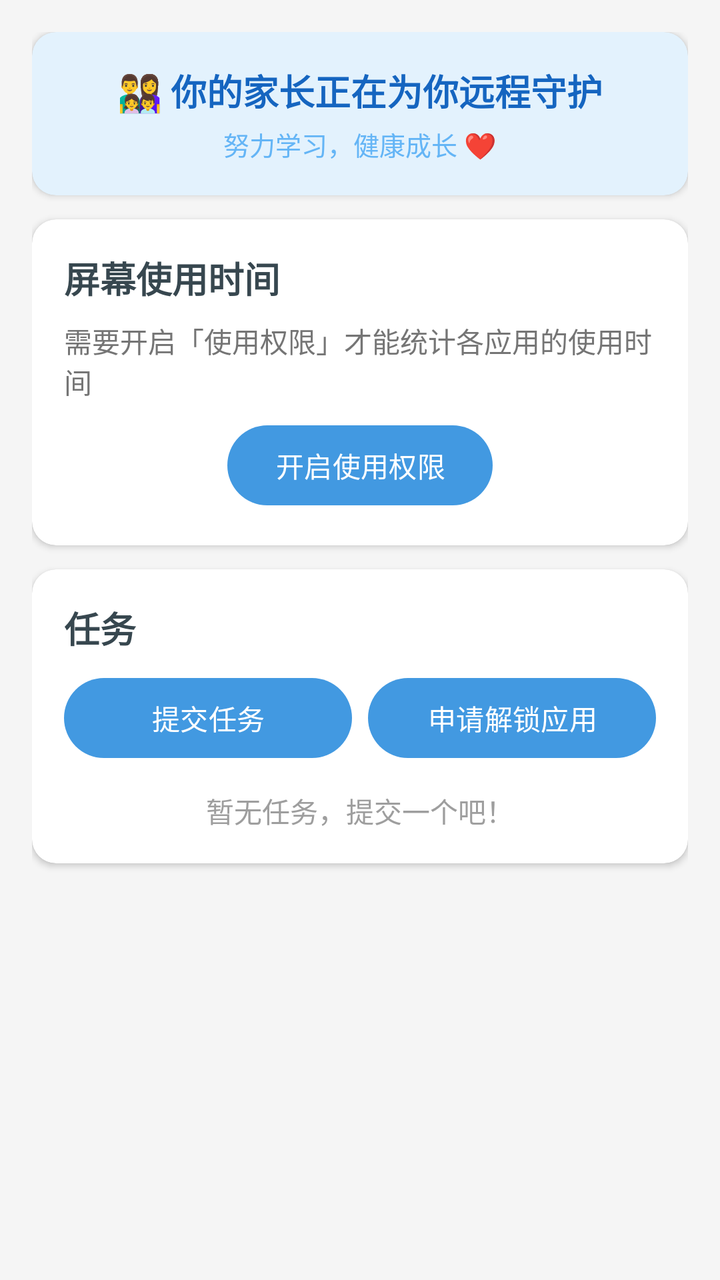
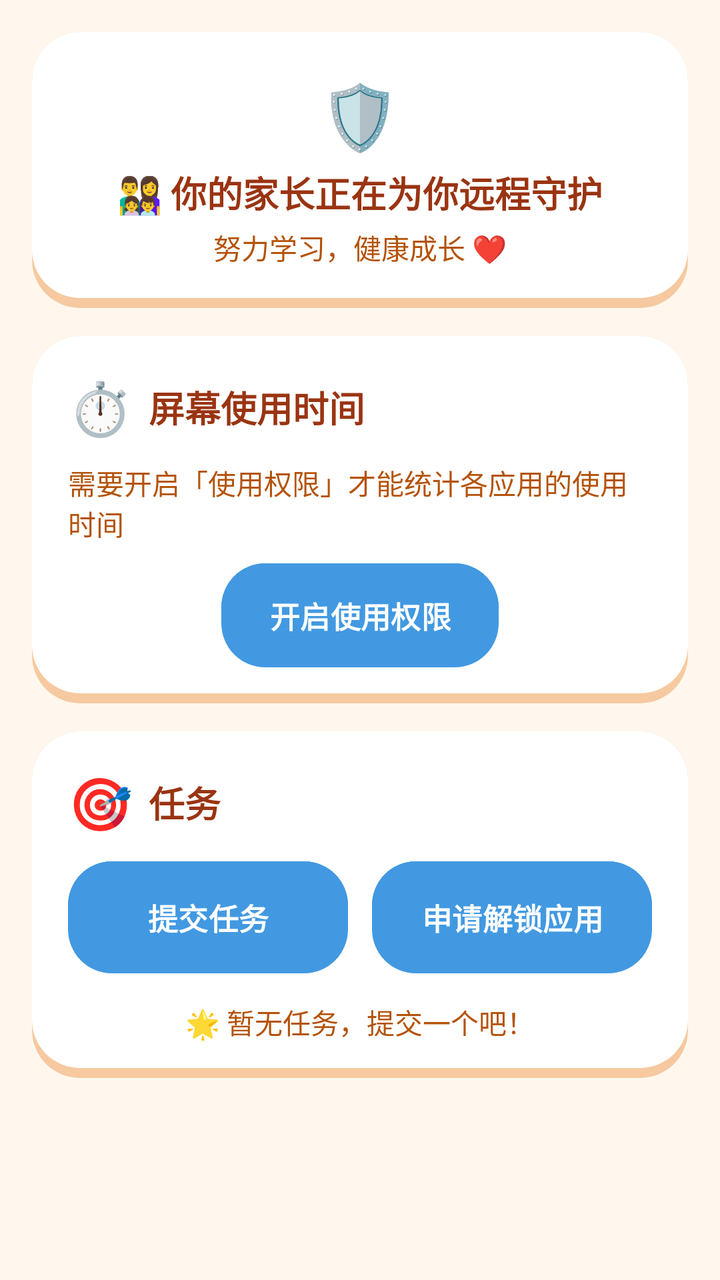

Screens rendered from an Android XML layout before and after an edit, with the pre-edit source and the edit as a unified diff.
<!-- AndroidManifest.xml: application theme Theme.KidShield -->
<!-- res/layout/activity_child_dashboard.xml -->
<?xml version="1.0" encoding="utf-8"?>
<ScrollView xmlns:android="http://schemas.android.com/apk/res/android"
    xmlns:app="http://schemas.android.com/apk/res-auto"
    android:layout_width="match_parent"
    android:layout_height="match_parent"
    android:background="#F5F5F5">

    <LinearLayout
        android:layout_width="match_parent"
        android:layout_height="wrap_content"
        android:orientation="vertical"
        android:padding="16dp">

        
        <androidx.cardview.widget.CardView
            android:id="@+id/card_banner"
            android:layout_width="match_parent"
            android:layout_height="wrap_content"
            android:layout_marginBottom="12dp"
            app:cardBackgroundColor="#E3F2FD"
            app:cardCornerRadius="12dp"
            app:cardElevation="2dp">

            <LinearLayout
                android:layout_width="match_parent"
                android:layout_height="wrap_content"
                android:gravity="center"
                android:orientation="vertical"
                android:padding="16dp">

                <TextView
                    android:id="@+id/textView_banner"
                    android:layout_width="wrap_content"
                    android:layout_height="wrap_content"
                    android:text="@string/parent_guardian_banner"
                    android:textColor="#1565C0"
                    android:textSize="18sp"
                    android:textStyle="bold" />

                <TextView
                    android:layout_width="wrap_content"
                    android:layout_height="wrap_content"
                    android:layout_marginTop="4dp"
                    android:text="@string/parent_guardian_banner_sub"
                    android:textColor="#64B5F6"
                    android:textSize="13sp" />
            </LinearLayout>
        </androidx.cardview.widget.CardView>

        
        <androidx.cardview.widget.CardView
            android:id="@+id/layout_location_warning"
            android:layout_width="match_parent"
            android:layout_height="wrap_content"
            android:layout_marginBottom="12dp"
            android:visibility="gone"
            app:cardBackgroundColor="#FFF3E0"
            app:cardCornerRadius="8dp"
            app:cardElevation="1dp">

            <LinearLayout
                android:layout_width="match_parent"
                android:layout_height="wrap_content"
                android:gravity="center"
                android:orientation="vertical"
                android:padding="12dp">

                <TextView
                    android:id="@+id/textView_location_status"
                    android:layout_width="wrap_content"
                    android:layout_height="wrap_content"
                    android:textColor="#E65100"
                    android:textSize="14sp"
                    android:textStyle="bold" />

                <TextView
                    android:layout_width="wrap_content"
                    android:layout_height="wrap_content"
                    android:layout_marginTop="4dp"
                    android:text="点击前往设置开启定位"
                    android:textColor="#BF360C"
                    android:textSize="12sp" />
            </LinearLayout>
        </androidx.cardview.widget.CardView>

        
        <androidx.cardview.widget.CardView
            android:layout_width="match_parent"
            android:layout_height="wrap_content"
            android:layout_marginBottom="12dp"
            app:cardBackgroundColor="#FFFFFF"
            app:cardCornerRadius="12dp"
            app:cardElevation="2dp">

            <LinearLayout
                android:layout_width="match_parent"
                android:layout_height="wrap_content"
                android:orientation="vertical"
                android:padding="16dp">

                <TextView
                    android:layout_width="wrap_content"
                    android:layout_height="wrap_content"
                    android:text="@string/screen_time_title"
                    android:textColor="#37474F"
                    android:textSize="18sp"
                    android:textStyle="bold" />

                
                <LinearLayout
                    android:id="@+id/layout_usage_permission"
                    android:layout_width="match_parent"
                    android:layout_height="wrap_content"
                    android:layout_marginTop="8dp"
                    android:gravity="center"
                    android:orientation="vertical">

                    <TextView
                        android:layout_width="wrap_content"
                        android:layout_height="wrap_content"
                        android:text="@string/usage_permission_hint"
                        android:textColor="#757575"
                        android:textSize="14sp" />

                    <Button
                        android:id="@+id/button_enable_usage"
                        android:layout_width="wrap_content"
                        android:layout_height="wrap_content"
                        android:layout_marginTop="8dp"
                        android:text="@string/enable_usage_permission" />
                </LinearLayout>

                
                <LinearLayout
                    android:id="@+id/layout_usage_stats"
                    android:layout_width="match_parent"
                    android:layout_height="wrap_content"
                    android:layout_marginTop="8dp"
                    android:orientation="vertical"
                    android:visibility="gone">

                    <TextView
                        android:id="@+id/textView_total_usage"
                        android:layout_width="wrap_content"
                        android:layout_height="wrap_content"
                        android:text="今日已使用 0分钟"
                        android:textColor="#1565C0"
                        android:textSize="16sp"
                        android:textStyle="bold" />

                    <androidx.recyclerview.widget.RecyclerView
                        android:id="@+id/recyclerView_usage"
                        android:layout_width="match_parent"
                        android:layout_height="wrap_content"
                        android:layout_marginTop="8dp"
                        android:nestedScrollingEnabled="false" />
                </LinearLayout>
            </LinearLayout>
        </androidx.cardview.widget.CardView>

        
        <androidx.cardview.widget.CardView
            android:layout_width="match_parent"
            android:layout_height="wrap_content"
            android:layout_marginBottom="12dp"
            app:cardBackgroundColor="#FFFFFF"
            app:cardCornerRadius="12dp"
            app:cardElevation="2dp">

            <LinearLayout
                android:layout_width="match_parent"
                android:layout_height="wrap_content"
                android:orientation="vertical"
                android:padding="16dp">

                <TextView
                    android:layout_width="wrap_content"
                    android:layout_height="wrap_content"
                    android:text="@string/missions"
                    android:textColor="#37474F"
                    android:textSize="18sp"
                    android:textStyle="bold" />

                <LinearLayout
                    android:layout_width="match_parent"
                    android:layout_height="wrap_content"
                    android:layout_marginTop="8dp"
                    android:orientation="horizontal">

                    <Button
                        android:id="@+id/button_submit_mission"
                        android:layout_width="0dp"
                        android:layout_height="wrap_content"
                        android:layout_marginEnd="4dp"
                        android:layout_weight="1"
                        android:text="@string/submit_task" />

                    <Button
                        android:id="@+id/button_request_unlock"
                        android:layout_width="0dp"
                        android:layout_height="wrap_content"
                        android:layout_marginStart="4dp"
                        android:layout_weight="1"
                        android:text="@string/request_unlock" />
                </LinearLayout>

                <ProgressBar
                    android:id="@+id/progressBar"
                    android:layout_width="wrap_content"
                    android:layout_height="wrap_content"
                    android:layout_gravity="center"
                    android:layout_marginTop="8dp"
                    android:visibility="gone" />

                <TextView
                    android:id="@+id/textView_no_missions"
                    android:layout_width="match_parent"
                    android:layout_height="wrap_content"
                    android:layout_marginTop="12dp"
                    android:gravity="center"
                    android:text="暂无任务，提交一个吧！"
                    android:textColor="#9E9E9E"
                    android:textSize="14sp" />

                <androidx.recyclerview.widget.RecyclerView
                    android:id="@+id/recyclerView_missions"
                    android:layout_width="match_parent"
                    android:layout_height="wrap_content"
                    android:layout_marginTop="8dp"
                    android:nestedScrollingEnabled="false"
                    android:visibility="gone" />
            </LinearLayout>
        </androidx.cardview.widget.CardView>

    </LinearLayout>
</ScrollView>
<!-- resources referenced by this layout -->
<resources>
  <!-- unchanged entries left out for length: 15 -->
</resources>

<!-- the commit's change to res/layout/activity_child_dashboard.xml (unified diff, before → after) -->
@@ -3,7 +3,7 @@
     xmlns:app="http://schemas.android.com/apk/res-auto"
     android:layout_width="match_parent"
     android:layout_height="match_parent"
-    android:background="#F5F5F5">
+    android:background="@color/kid_clay_bg">
 
     <LinearLayout
         android:layout_width="match_parent"
@@ -12,225 +12,252 @@
         android:padding="16dp">
 
         
-        <androidx.cardview.widget.CardView
+        <LinearLayout
             android:id="@+id/card_banner"
             android:layout_width="match_parent"
             android:layout_height="wrap_content"
-            android:layout_marginBottom="12dp"
-            app:cardBackgroundColor="#E3F2FD"
-            app:cardCornerRadius="12dp"
-            app:cardElevation="2dp">
-
-            <LinearLayout
-                android:layout_width="match_parent"
-                android:layout_height="wrap_content"
+            android:layout_marginBottom="14dp"
+            android:background="@drawable/bg_clay_card"
+            android:gravity="center"
+            android:orientation="vertical"
+            android:padding="20dp">
+
+            <TextView
+                android:layout_width="wrap_content"
+                android:layout_height="wrap_content"
+                android:text="🛡️"
+                android:textSize="32sp" />
+
+            <TextView
+                android:id="@+id/textView_banner"
+                android:layout_width="wrap_content"
+                android:layout_height="wrap_content"
+                android:layout_marginTop="4dp"
+                android:text="@string/parent_guardian_banner"
+                android:textColor="@color/kid_clay_text"
+                android:textSize="18sp"
+                android:textStyle="bold" />
+
+            <TextView
+                android:layout_width="wrap_content"
+                android:layout_height="wrap_content"
+                android:layout_marginTop="4dp"
+                android:text="@string/parent_guardian_banner_sub"
+                android:textColor="@color/kid_clay_text_soft"
+                android:textSize="14sp" />
+        </LinearLayout>
+
+        
+        <LinearLayout
+            android:id="@+id/layout_location_warning"
+            android:layout_width="match_parent"
+            android:layout_height="wrap_content"
+            android:layout_marginBottom="14dp"
+            android:background="@drawable/bg_clay_card"
+            android:gravity="center"
+            android:orientation="vertical"
+            android:padding="16dp"
+            android:visibility="gone">
+
+            <TextView
+                android:id="@+id/textView_location_status"
+                android:layout_width="wrap_content"
+                android:layout_height="wrap_content"
+                android:textColor="@color/kid_clay_primary"
+                android:textSize="14sp"
+                android:textStyle="bold" />
+
+            <TextView
+                android:layout_width="wrap_content"
+                android:layout_height="wrap_content"
+                android:layout_marginTop="4dp"
+                android:text="点击前往设置开启定位 🗺️"
+                android:textColor="@color/kid_clay_text_soft"
+                android:textSize="12sp" />
+        </LinearLayout>
+
+        
+        <LinearLayout
+            android:layout_width="match_parent"
+            android:layout_height="wrap_content"
+            android:layout_marginBottom="14dp"
+            android:background="@drawable/bg_clay_card"
+            android:orientation="vertical"
+            android:padding="18dp">
+
+            <LinearLayout
+                android:layout_width="match_parent"
+                android:layout_height="wrap_content"
+                android:gravity="center_vertical"
+                android:orientation="horizontal">
+
+                <TextView
+                    android:layout_width="wrap_content"
+                    android:layout_height="wrap_content"
+                    android:text="⏱️"
+                    android:textSize="26sp" />
+
+                <TextView
+                    android:layout_width="wrap_content"
+                    android:layout_height="wrap_content"
+                    android:layout_marginStart="8dp"
+                    android:text="@string/screen_time_title"
+                    android:textColor="@color/kid_clay_text"
+                    android:textSize="18sp"
+                    android:textStyle="bold" />
+            </LinearLayout>
+
+            
+            <LinearLayout
+                android:id="@+id/layout_usage_permission"
+                android:layout_width="match_parent"
+                android:layout_height="wrap_content"
+                android:layout_marginTop="10dp"
                 android:gravity="center"
+                android:orientation="vertical">
+
+                <TextView
+                    android:layout_width="wrap_content"
+                    android:layout_height="wrap_content"
+                    android:text="@string/usage_permission_hint"
+                    android:textColor="@color/kid_clay_text_soft"
+                    android:textSize="14sp" />
+
+                <Button
+                    android:id="@+id/button_enable_usage"
+                    android:layout_width="wrap_content"
+                    android:layout_height="52dp"
+                    android:layout_marginTop="10dp"
+                    android:background="@drawable/bg_clay_button_blue"
+                    android:paddingStart="24dp"
+                    android:paddingEnd="24dp"
+                    android:text="@string/enable_usage_permission"
+                    android:textColor="@color/kid_clay_white"
+                    android:textSize="15sp"
+                    android:textStyle="bold" />
+            </LinearLayout>
+
+            
+            <LinearLayout
+                android:id="@+id/layout_usage_stats"
+                android:layout_width="match_parent"
+                android:layout_height="wrap_content"
+                android:layout_marginTop="10dp"
                 android:orientation="vertical"
-                android:padding="16dp">
-
-                <TextView
-                    android:id="@+id/textView_banner"
-                    android:layout_width="wrap_content"
-                    android:layout_height="wrap_content"
-                    android:text="@string/parent_guardian_banner"
-                    android:textColor="#1565C0"
+                android:visibility="gone">
+
+                <TextView
+                    android:id="@+id/textView_total_usage"
+                    android:layout_width="wrap_content"
+                    android:layout_height="wrap_content"
+                    android:background="@drawable/bg_clay_badge"
+                    android:paddingStart="16dp"
+                    android:paddingTop="8dp"
+                    android:paddingEnd="16dp"
+                    android:paddingBottom="10dp"
+                    android:text="今日已使用 0分钟"
+                    android:textColor="@color/kid_clay_text"
+                    android:textSize="16sp"
+                    android:textStyle="bold" />
+
+                <androidx.recyclerview.widget.RecyclerView
+                    android:id="@+id/recyclerView_usage"
+                    android:layout_width="match_parent"
+                    android:layout_height="wrap_content"
+                    android:layout_marginTop="10dp"
+                    android:nestedScrollingEnabled="false" />
+            </LinearLayout>
+        </LinearLayout>
+
+        
+        <LinearLayout
+            android:layout_width="match_parent"
+            android:layout_height="wrap_content"
+            android:layout_marginBottom="16dp"
+            android:background="@drawable/bg_clay_card"
+            android:orientation="vertical"
+            android:padding="18dp">
+
+            <LinearLayout
+                android:layout_width="match_parent"
+                android:layout_height="wrap_content"
+                android:gravity="center_vertical"
+                android:orientation="horizontal">
+
+                <TextView
+                    android:layout_width="wrap_content"
+                    android:layout_height="wrap_content"
+                    android:text="🎯"
+                    android:textSize="26sp" />
+
+                <TextView
+                    android:layout_width="wrap_content"
+                    android:layout_height="wrap_content"
+                    android:layout_marginStart="8dp"
+                    android:text="@string/missions"
+                    android:textColor="@color/kid_clay_text"
                     android:textSize="18sp"
                     android:textStyle="bold" />
-
-                <TextView
-                    android:layout_width="wrap_content"
-                    android:layout_height="wrap_content"
-                    android:layout_marginTop="4dp"
-                    android:text="@string/parent_guardian_banner_sub"
-                    android:textColor="#64B5F6"
-                    android:textSize="13sp" />
-            </LinearLayout>
-        </androidx.cardview.widget.CardView>
-
-        
-        <androidx.cardview.widget.CardView
-            android:id="@+id/layout_location_warning"
-            android:layout_width="match_parent"
-            android:layout_height="wrap_content"
-            android:layout_marginBottom="12dp"
-            android:visibility="gone"
-            app:cardBackgroundColor="#FFF3E0"
-            app:cardCornerRadius="8dp"
-            app:cardElevation="1dp">
-
-            <LinearLayout
-                android:layout_width="match_parent"
-                android:layout_height="wrap_content"
+            </LinearLayout>
+
+            <LinearLayout
+                android:layout_width="match_parent"
+                android:layout_height="wrap_content"
+                android:layout_marginTop="12dp"
+                android:orientation="horizontal">
+
+                <Button
+                    android:id="@+id/button_submit_mission"
+                    android:layout_width="0dp"
+                    android:layout_height="56dp"
+                    android:layout_marginEnd="6dp"
+                    android:layout_weight="1"
+                    android:background="@drawable/bg_clay_button_orange"
+                    android:text="@string/submit_task"
+                    android:textColor="@color/kid_clay_white"
+                    android:textSize="15sp"
+                    android:textStyle="bold" />
+
+                <Button
+                    android:id="@+id/button_request_unlock"
+                    android:layout_width="0dp"
+                    android:layout_height="56dp"
+                    android:layout_marginStart="6dp"
+                    android:layout_weight="1"
+                    android:background="@drawable/bg_clay_button_blue"
+                    android:text="@string/request_unlock"
+                    android:textColor="@color/kid_clay_white"
+                    android:textSize="15sp"
+                    android:textStyle="bold" />
+            </LinearLayout>
+
+            <ProgressBar
+                android:id="@+id/progressBar"
+                android:layout_width="wrap_content"
+                android:layout_height="wrap_content"
+                android:layout_gravity="center"
+                android:layout_marginTop="10dp"
+                android:indeterminateTint="@color/kid_clay_primary"
+                android:visibility="gone" />
+
+            <TextView
+                android:id="@+id/textView_no_missions"
+                android:layout_width="match_parent"
+                android:layout_height="wrap_content"
+                android:layout_marginTop="14dp"
                 android:gravity="center"
-                android:orientation="vertical"
-                android:padding="12dp">
-
-                <TextView
-                    android:id="@+id/textView_location_status"
-                    android:layout_width="wrap_content"
-                    android:layout_height="wrap_content"
-                    android:textColor="#E65100"
-                    android:textSize="14sp"
-                    android:textStyle="bold" />
-
-                <TextView
-                    android:layout_width="wrap_content"
-                    android:layout_height="wrap_content"
-                    android:layout_marginTop="4dp"
-                    android:text="点击前往设置开启定位"
-                    android:textColor="#BF360C"
-                    android:textSize="12sp" />
-            </LinearLayout>
-        </androidx.cardview.widget.CardView>
-
-        
-        <androidx.cardview.widget.CardView
-            android:layout_width="match_parent"
-            android:layout_height="wrap_content"
-            android:layout_marginBottom="12dp"
-            app:cardBackgroundColor="#FFFFFF"
-            app:cardCornerRadius="12dp"
-            app:cardElevation="2dp">
-
-            <LinearLayout
-                android:layout_width="match_parent"
-                android:layout_height="wrap_content"
-                android:orientation="vertical"
-                android:padding="16dp">
-
-                <TextView
-                    android:layout_width="wrap_content"
-                    android:layout_height="wrap_content"
-                    android:text="@string/screen_time_title"
-                    android:textColor="#37474F"
-                    android:textSize="18sp"
-                    android:textStyle="bold" />
-
-                
-                <LinearLayout
-                    android:id="@+id/layout_usage_permission"
-                    android:layout_width="match_parent"
-                    android:layout_height="wrap_content"
-                    android:layout_marginTop="8dp"
-                    android:gravity="center"
-                    android:orientation="vertical">
-
-                    <TextView
-                        android:layout_width="wrap_content"
-                        android:layout_height="wrap_content"
-                        android:text="@string/usage_permission_hint"
-                        android:textColor="#757575"
-                        android:textSize="14sp" />
-
-                    <Button
-                        android:id="@+id/button_enable_usage"
-                        android:layout_width="wrap_content"
-                        android:layout_height="wrap_content"
-                        android:layout_marginTop="8dp"
-                        android:text="@string/enable_usage_permission" />
-                </LinearLayout>
-
-                
-                <LinearLayout
-                    android:id="@+id/layout_usage_stats"
-                    android:layout_width="match_parent"
-                    android:layout_height="wrap_content"
-                    android:layout_marginTop="8dp"
-                    android:orientation="vertical"
-                    android:visibility="gone">
-
-                    <TextView
-                        android:id="@+id/textView_total_usage"
-                        android:layout_width="wrap_content"
-                        android:layout_height="wrap_content"
-                        android:text="今日已使用 0分钟"
-                        android:textColor="#1565C0"
-                        android:textSize="16sp"
-                        android:textStyle="bold" />
-
-                    <androidx.recyclerview.widget.RecyclerView
-                        android:id="@+id/recyclerView_usage"
-                        android:layout_width="match_parent"
-                        android:layout_height="wrap_content"
-                        android:layout_marginTop="8dp"
-                        android:nestedScrollingEnabled="false" />
-                </LinearLayout>
-            </LinearLayout>
-        </androidx.cardview.widget.CardView>
-
-        
-        <androidx.cardview.widget.CardView
-            android:layout_width="match_parent"
-            android:layout_height="wrap_content"
-            android:layout_marginBottom="12dp"
-            app:cardBackgroundColor="#FFFFFF"
-            app:cardCornerRadius="12dp"
-            app:cardElevation="2dp">
-
-            <LinearLayout
-                android:layout_width="match_parent"
-                android:layout_height="wrap_content"
-                android:orientation="vertical"
-                android:padding="16dp">
-
-                <TextView
-                    android:layout_width="wrap_content"
-                    android:layout_height="wrap_content"
-                    android:text="@string/missions"
-                    android:textColor="#37474F"
-                    android:textSize="18sp"
-                    android:textStyle="bold" />
-
-                <LinearLayout
-                    android:layout_width="match_parent"
-                    android:layout_height="wrap_content"
-                    android:layout_marginTop="8dp"
-                    android:orientation="horizontal">
-
-                    <Button
-                        android:id="@+id/button_submit_mission"
-                        android:layout_width="0dp"
-                        android:layout_height="wrap_content"
-                        android:layout_marginEnd="4dp"
-                        android:layout_weight="1"
-                        android:text="@string/submit_task" />
-
-                    <Button
-                        android:id="@+id/button_request_unlock"
-                        android:layout_width="0dp"
-                        android:layout_height="wrap_content"
-                        android:layout_marginStart="4dp"
-                        android:layout_weight="1"
-                        android:text="@string/request_unlock" />
-                </LinearLayout>
-
-                <ProgressBar
-                    android:id="@+id/progressBar"
-                    android:layout_width="wrap_content"
-                    android:layout_height="wrap_content"
-                    android:layout_gravity="center"
-                    android:layout_marginTop="8dp"
-                    android:visibility="gone" />
-
-                <TextView
-                    android:id="@+id/textView_no_missions"
-                    android:layout_width="match_parent"
-                    android:layout_height="wrap_content"
-                    android:layout_marginTop="12dp"
-                    android:gravity="center"
-                    android:text="暂无任务，提交一个吧！"
-                    android:textColor="#9E9E9E"
-                    android:textSize="14sp" />
-
-                <androidx.recyclerview.widget.RecyclerView
-                    android:id="@+id/recyclerView_missions"
-                    android:layout_width="match_parent"
-                    android:layout_height="wrap_content"
-                    android:layout_marginTop="8dp"
-                    android:nestedScrollingEnabled="false"
-                    android:visibility="gone" />
-            </LinearLayout>
-        </androidx.cardview.widget.CardView>
+                android:text="🌟 暂无任务，提交一个吧！"
+                android:textColor="@color/kid_clay_text_soft"
+                android:textSize="14sp" />
+
+            <androidx.recyclerview.widget.RecyclerView
+                android:id="@+id/recyclerView_missions"
+                android:layout_width="match_parent"
+                android:layout_height="wrap_content"
+                android:layout_marginTop="10dp"
+                android:nestedScrollingEnabled="false"
+                android:visibility="gone" />
+        </LinearLayout>
 
     </LinearLayout>
 </ScrollView>
<!-- resource entries referenced after the edit -->
@@ -1,5 +1,125 @@
 <!-- resources referenced by this layout -->
 <resources>
+  <color name="kid_clay_bg">#FFF7ED</color>
+  <color name="kid_clay_primary">#F97316</color>
+  <color name="kid_clay_text">#9A3412</color>
+  <color name="kid_clay_text_soft">#B45309</color>
+  <color name="kid_clay_white">#FFFFFF</color>
+  <!-- drawable bg_clay_badge (drawable) -->
+  <?xml version="1.0" encoding="utf-8"?>
+  <layer-list xmlns:android="http://schemas.android.com/apk/res/android">
+      <item>
+          <shape android:shape="rectangle">
+              <corners android:radius="50dp" />
+              <solid android:color="@color/kid_clay_yellow_shadow" />
+          </shape>
+      </item>
+      <item android:bottom="3dp">
+          <shape android:shape="rectangle">
+              <corners android:radius="50dp" />
+              <solid android:color="@color/kid_clay_yellow" />
+          </shape>
+      </item>
+  </layer-list>
+  <!-- drawable bg_clay_button_blue (drawable) -->
+  <?xml version="1.0" encoding="utf-8"?>
+  <selector xmlns:android="http://schemas.android.com/apk/res/android">
+      <item android:state_pressed="true">
+          <layer-list>
+              <item>
+                  <shape android:shape="rectangle">
+                      <corners android:radius="22dp" />
+                      <solid android:color="@color/kid_clay_blue_shadow" />
+                  </shape>
+              </item>
+              <item android:bottom="1dp">
+                  <shape android:shape="rectangle">
+                      <corners android:radius="22dp" />
+                      <solid android:color="@color/kid_clay_blue" />
+                  </shape>
+              </item>
+          </layer-list>
+      </item>
+      <item>
+          <layer-list>
+              <item>
+                  <shape android:shape="rectangle">
+                      <corners android:radius="22dp" />
+                      <solid android:color="@color/kid_clay_blue_shadow" />
+                  </shape>
+              </item>
+              <item android:bottom="5dp">
+                  <shape android:shape="rectangle">
+                      <corners android:radius="22dp" />
+                      <solid android:color="@color/kid_clay_blue" />
+                  </shape>
+              </item>
+          </layer-list>
+      </item>
+  </selector>
+  <!-- drawable bg_clay_button_orange (drawable) -->
+  <?xml version="1.0" encoding="utf-8"?>
+  <selector xmlns:android="http://schemas.android.com/apk/res/android">
+      
+      <item android:state_pressed="true">
+          <layer-list>
+              <item>
+                  <shape android:shape="rectangle">
+                      <corners android:radius="22dp" />
+                      <solid android:color="@color/kid_clay_primary_shadow" />
+                  </shape>
+              </item>
+              <item android:bottom="1dp">
+                  <shape android:shape="rectangle">
+                      <corners android:radius="22dp" />
+                      <solid android:color="@color/kid_clay_primary" />
+                  </shape>
+              </item>
+          </layer-list>
+      </item>
+      
+      <item>
+          <layer-list>
+              <item>
+                  <shape android:shape="rectangle">
+                      <corners android:radius="22dp" />
+                      <solid android:color="@color/kid_clay_primary_shadow" />
+                  </shape>
+              </item>
+              <item android:bottom="5dp">
+                  <shape android:shape="rectangle">
+                      <corners android:radius="22dp" />
+                      <solid android:color="@color/kid_clay_primary" />
+                  </shape>
+              </item>
+          </layer-list>
+      </item>
+  </selector>
+  <!-- drawable bg_clay_card (drawable) -->
+  <?xml version="1.0" encoding="utf-8"?>
+  <layer-list xmlns:android="http://schemas.android.com/apk/res/android">
+      
+      <item>
+          <shape android:shape="rectangle">
+              <corners android:radius="24dp" />
+              <solid android:color="@color/kid_clay_card_shadow" />
+          </shape>
+      </item>
+      
+      <item android:bottom="5dp">
+          <shape android:shape="rectangle">
+              <corners android:radius="24dp" />
+              <solid android:color="@color/kid_clay_card" />
+          </shape>
+      </item>
+  </layer-list>
+  <color name="kid_clay_yellow_shadow">#C98E0B</color>
+  <color name="kid_clay_yellow">#FBBF24</color>
+  <color name="kid_clay_blue_shadow">#1B46A8</color>
+  <color name="kid_clay_blue">#2563EB</color>
+  <color name="kid_clay_primary_shadow">#C2580E</color>
+  <color name="kid_clay_card_shadow">#F6C9A0</color>
+  <color name="kid_clay_card">#FFFFFF</color>
   <!-- unchanged entries left out for length: 15 -->
 </resources>
 
